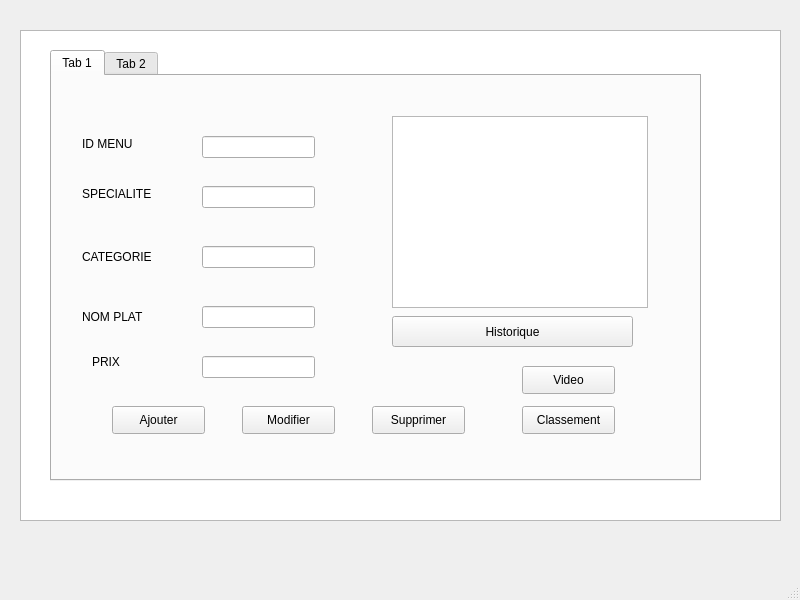
Before: the Qt Designer form mainwindow.ui in Amine-Snoussi/Smart-Restaurant-2A26, drawn with Qt 5.
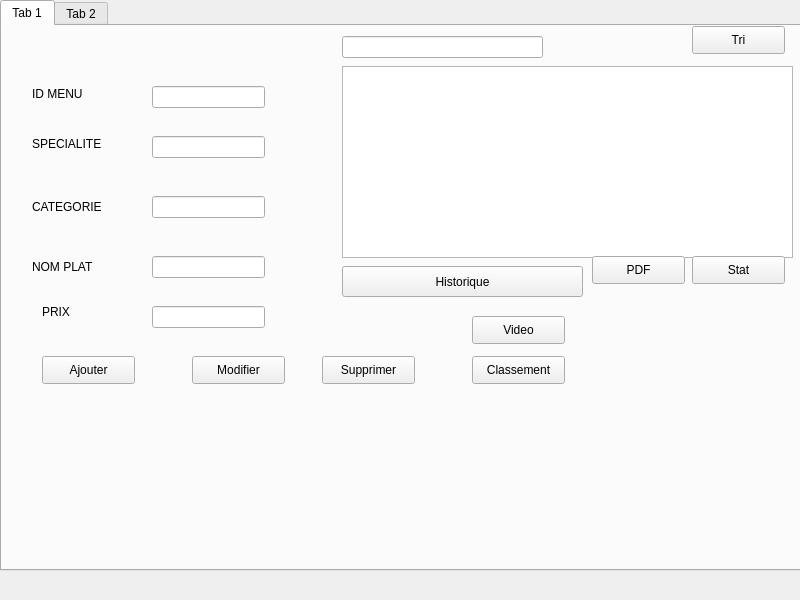
After: the same form once the commit is applied.

```diff
--- a/mainwindow.ui
+++ b/mainwindow.ui
@@ -14,23 +14,13 @@
    <string>MainWindow</string>
   </property>
   <widget class="QWidget" name="centralwidget">
-   <widget class="QTableWidget" name="tableWidget">
-    <property name="geometry">
-     <rect>
-      <x>20</x>
-      <y>30</y>
-      <width>761</width>
-      <height>491</height>
-     </rect>
-    </property>
-   </widget>
    <widget class="QTabWidget" name="tabWidget">
     <property name="geometry">
      <rect>
-      <x>50</x>
-      <y>50</y>
-      <width>651</width>
-      <height>431</height>
+      <x>0</x>
+      <y>0</y>
+      <width>801</width>
+      <height>571</height>
      </rect>
     </property>
     <property name="currentIndex">
@@ -95,7 +85,7 @@
        <rect>
         <x>340</x>
         <y>40</y>
-        <width>256</width>
+        <width>451</width>
         <height>192</height>
        </rect>
       </property>
@@ -178,19 +168,6 @@
        <string>Historique</string>
       </property>
      </widget>
-     <widget class="QPushButton" name="pushButton_2_ajouter">
-      <property name="geometry">
-       <rect>
-        <x>60</x>
-        <y>330</y>
-        <width>93</width>
-        <height>28</height>
-       </rect>
-      </property>
-      <property name="text">
-       <string>Ajouter</string>
-      </property>
-     </widget>
      <widget class="QPushButton" name="pushButton_3_modifier">
       <property name="geometry">
        <rect>
@@ -243,6 +220,68 @@
        <string>Classement</string>
       </property>
      </widget>
+     <widget class="QPushButton" name="Ajouter_Button">
+      <property name="geometry">
+       <rect>
+        <x>40</x>
+        <y>330</y>
+        <width>93</width>
+        <height>28</height>
+       </rect>
+      </property>
+      <property name="text">
+       <string>Ajouter</string>
+      </property>
+     </widget>
+     <widget class="QLineEdit" name="recherche1">
+      <property name="geometry">
+       <rect>
+        <x>340</x>
+        <y>10</y>
+        <width>201</width>
+        <height>22</height>
+       </rect>
+      </property>
+     </widget>
+     <widget class="QPushButton" name="button_tri">
+      <property name="geometry">
+       <rect>
+        <x>690</x>
+        <y>0</y>
+        <width>93</width>
+        <height>28</height>
+       </rect>
+      </property>
+      <property name="text">
+       <string>Tri</string>
+      </property>
+     </widget>
+     <widget class="QPushButton" name="button_stat">
+      <property name="geometry">
+       <rect>
+        <x>690</x>
+        <y>230</y>
+        <width>93</width>
+        <height>28</height>
+       </rect>
+      </property>
+      <property name="text">
+       <string>Stat</string>
+      </property>
+     </widget>
+     <widget class="QPushButton" name="button_stat_3">
+      <property name="geometry">
+       <rect>
+        <x>590</x>
+        <y>230</y>
+        <width>93</width>
+        <height>28</height>
+       </rect>
+      </property>
+      <property name="text">
+       <string>PDF</string>
+      </property>
+     </widget>
     </widget>
     <widget class="QWidget" name="tab_2">
      <attribute name="title">
@@ -382,17 +421,6 @@
     </widget>
    </widget>
   </widget>
-  <widget class="QMenuBar" name="menubar">
-   <property name="geometry">
-    <rect>
-     <x>0</x>
-     <y>0</y>
-     <width>800</width>
-     <height>26</height>
-    </rect>
-   </property>
-  </widget>
-  <widget class="QStatusBar" name="statusbar"/>
  </widget>
  <resources/>
  <connections/>
```
Left out of the diff: 38 changed lines with no effect on the pictures.
